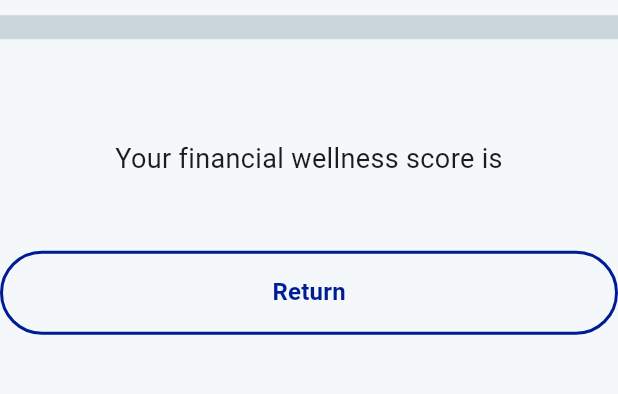
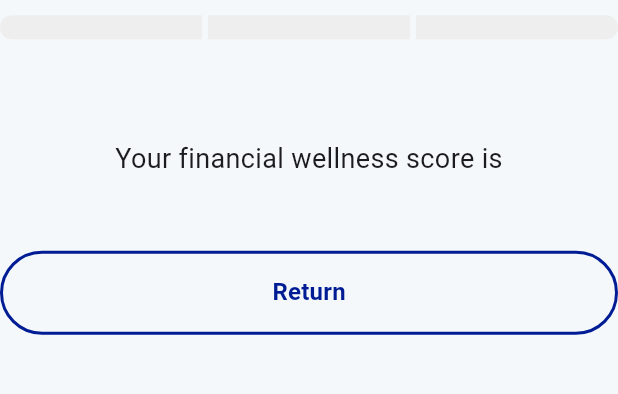
Before and after one commit to enzoftware/kalshi_challenge, a Flutter app: the FinancialWellnessResult widget shown alone on an empty page, opened directly, on a phone screen of 412 x 824 dp, the part 473-867 px from its top. Run offline on Flutter 3.47's test engine with Material 3 defaults, Android fonts, the phone set to English and light mode, and no system bars; our stand-ins replace bloc, equatable, flutter_bloc, formz; generated files the repository leaves out were written again.

Commit message:
feat: Add FinancialProgressIndicator widget and integrate it into the financial wellness page

```diff
--- a/lib/financial_wellness/bloc/financial_wellness_state.dart
+++ b/lib/financial_wellness/bloc/financial_wellness_state.dart
@@ -41,21 +41,23 @@ class FinancialWellnessState extends Equatable {
 /// A sealed class representing the financial score.
 sealed class FinancialWellnessScore {
   /// Creates a new instance of [FinancialWellnessScore].
-  const FinancialWellnessScore();
+  const FinancialWellnessScore(this.value);
+
+  final int value;
 }
 
 class FinancialScoreHealthy extends FinancialWellnessScore {
-  const FinancialScoreHealthy();
+  const FinancialScoreHealthy() : super(2);
 }
 
 class FinancialScoreAverage extends FinancialWellnessScore {
-  const FinancialScoreAverage();
+  const FinancialScoreAverage() : super(1);
 }
 
 class FinancialScoreUnhealthy extends FinancialWellnessScore {
-  const FinancialScoreUnhealthy();
+  const FinancialScoreUnhealthy() : super(0);
 }
 
 class FinancialScoreUnknown extends FinancialWellnessScore {
-  const FinancialScoreUnknown();
+  const FinancialScoreUnknown() : super(-1);
 }
--- a/lib/financial_wellness/financial_wellness.dart
+++ b/lib/financial_wellness/financial_wellness.dart
@@ -1,2 +1,3 @@
 export './bloc/financial_wellness_bloc.dart';
 export './view/view.dart';
+export './widgets/widgets.dart';
--- a/lib/financial_wellness/view/financial_wellness_page.dart
+++ b/lib/financial_wellness/view/financial_wellness_page.dart
@@ -211,10 +211,9 @@ class FinancialWellnessResult extends StatelessWidget {
           children: [
             const KalshiLogo(),
             const SizedBox(height: 16),
-            Container(
-              width: double.infinity,
-              height: 16,
-              color: color,
+            FinancialProgressIndicator(
+              value: score.value,
+              progressColor: color,
             ),
             const SizedBox(height: 32),
             Text(
--- /dev/null
+++ b/lib/financial_wellness/widgets/financial_progress_indicator.dart
@@ -0,0 +1,45 @@
+import 'package:flutter/material.dart';
+
+class FinancialProgressIndicator extends StatelessWidget {
+  const FinancialProgressIndicator({
+    required this.value,
+    required this.progressColor,
+    super.key,
+  });
+
+  /// Value representing the progress state:
+  /// - `0` → **Red** (Low Progress)
+  /// - `1` → **Yellow** (Medium Progress)
+  /// - `2` → **Green** (Full Progress)
+  final int value;
+  final Color progressColor;
+
+  @override
+  Widget build(BuildContext context) {
+    return Row(
+      mainAxisAlignment: MainAxisAlignment.center,
+      spacing: 4,
+      children: [
+        _buildSegment(0, progressColor),
+        _buildSegment(1, progressColor),
+        _buildSegment(2, progressColor),
+      ],
+    );
+  }
+
+  Widget _buildSegment(int index, Color color) {
+    final isActive = index <= value;
+    return Expanded(
+      child: Container(
+        height: 16,
+        decoration: BoxDecoration(
+          color: isActive ? color : Colors.grey.shade200,
+          borderRadius: BorderRadius.horizontal(
+            left: index == 0 ? const Radius.circular(20) : Radius.zero,
+            right: index == 2 ? const Radius.circular(20) : Radius.zero,
+          ),
+        ),
+      ),
+    );
+  }
+}
--- /dev/null
+++ b/lib/financial_wellness/widgets/widgets.dart
@@ -0,0 +1 @@
+export './financial_progress_indicator.dart';
```
